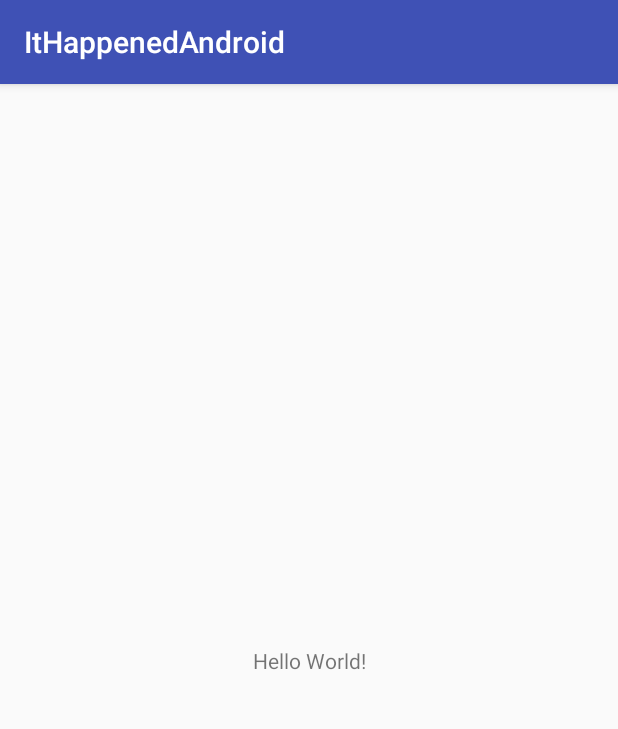
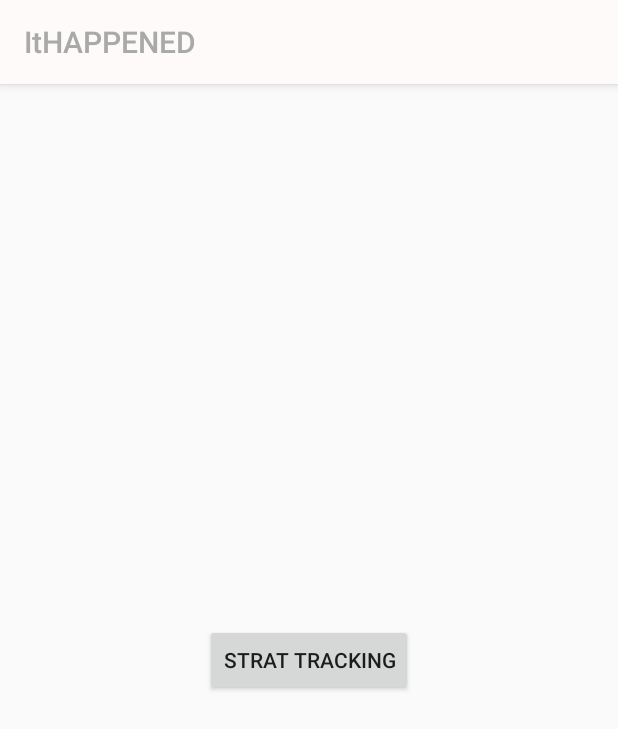
Before and after one commit to LeagueOfDevelopers/ItHappened, an Android app: the screen it shows after launch (MainActivity), on a phone screen of 412 x 824 dp. Shown: the top 729 px of the screen. Run offline under Robolectric (Android 15) with nearby library versions, the phone set to English and light mode, and no system bars.

Commit message:
add second activity

```diff
--- a/Android/ItHappenedAndroid/app/src/main/AndroidManifest.xml
+++ b/Android/ItHappenedAndroid/app/src/main/AndroidManifest.xml
@@ -9,13 +9,14 @@
         android:roundIcon="@mipmap/ic_launcher_round"
         android:supportsRtl="true"
         android:theme="@style/AppTheme">
-        <activity android:name=".MainActivity">
+        <activity android:name=".Activities.MainActivity">
             <intent-filter>
                 <action android:name="android.intent.action.MAIN" />
 
                 <category android:name="android.intent.category.LAUNCHER" />
             </intent-filter>
         </activity>
+        <activity android:name=".Activities.TrackingActivity"></activity>
     </application>
 
 </manifest>
--- /dev/null
+++ b/Android/ItHappenedAndroid/app/src/main/java/com/example/ithappenedandroid/Activities/MainActivity.java
@@ -0,0 +1,34 @@
+package com.example.ithappenedandroid.Activities;
+
+import android.content.Intent;
+import android.support.v7.app.AppCompatActivity;
+import android.os.Bundle;
+import android.view.View;
+import android.widget.Button;
+
+import com.example.ithappenedandroid.R;
+
+public class MainActivity extends AppCompatActivity {
+
+    Button startTrackingButton;
+
+    @Override
+    protected void onCreate(Bundle savedInstanceState) {
+        super.onCreate(savedInstanceState);
+        setContentView(R.layout.activity_main);
+
+        startTrackingButton = (Button) findViewById(R.id.startTrackingButton);
+        startTrackingButton.setOnClickListener(new View.OnClickListener() {
+            @Override
+            public void onClick(View view) {
+                Intent intent = new Intent(MainActivity.this, TrackingActivity.class);
+                startActivity(intent);
+            }
+        });
+    }
+
+    public void onClick(){
+        Intent intent = new Intent(getApplicationContext(), TrackingActivity.class);
+        startActivity(intent);
+    }
+}
--- /dev/null
+++ b/Android/ItHappenedAndroid/app/src/main/java/com/example/ithappenedandroid/Recyclers/TrackingsAdapter.java
@@ -0,0 +1,4 @@
+package com.example.ithappenedandroid.Recyclers;
+
+public class TrackingsAdapter {
+}
--- a/Android/ItHappenedAndroid/app/src/main/res/layout/activity_main.xml
+++ b/Android/ItHappenedAndroid/app/src/main/res/layout/activity_main.xml
@@ -4,15 +4,20 @@
     xmlns:tools="http://schemas.android.com/tools"
     android:layout_width="match_parent"
     android:layout_height="match_parent"
-    tools:context="com.example.ithappenedandroid.MainActivity">
+    tools:context="com.example.ithappenedandroid.Activities.MainActivity">
 
-    <TextView
+    <Button
+        android:id="@+id/startTrackingButton"
         android:layout_width="wrap_content"
         android:layout_height="wrap_content"
-        android:text="Hello World!"
+        android:text="@string/MainButton"
         app:layout_constraintBottom_toBottomOf="parent"
         app:layout_constraintLeft_toLeftOf="parent"
         app:layout_constraintRight_toRightOf="parent"
-        app:layout_constraintTop_toTopOf="parent" />
+        app:layout_constraintTop_toTopOf="parent"
+        tools:layout_constraintBottom_creator="1"
+        tools:layout_constraintLeft_creator="1"
+        tools:layout_constraintRight_creator="1"
+        tools:layout_constraintTop_creator="1" />
 
 </android.support.constraint.ConstraintLayout>
--- a/Android/ItHappenedAndroid/app/src/main/res/values/colors.xml
+++ b/Android/ItHappenedAndroid/app/src/main/res/values/colors.xml
@@ -1,6 +1,7 @@
 <?xml version="1.0" encoding="utf-8"?>
 <resources>
-    <color name="colorPrimary">#3F51B5</color>
-    <color name="colorPrimaryDark">#303F9F</color>
+    <color name="colorPrimary">#fffafa</color>
+    <color name="colorPrimaryDark">#A9A9A9</color>
     <color name="colorAccent">#FF4081</color>
+    <color name="actionbar_text_color">#A9A9A9</color>
 </resources>
--- a/Android/ItHappenedAndroid/app/src/main/res/values/strings.xml
+++ b/Android/ItHappenedAndroid/app/src/main/res/values/strings.xml
@@ -1,3 +1,4 @@
 <resources>
-    <string name="app_name">ItHappenedAndroid</string>
+    <string name="app_name">ItHAPPENED</string>
+    <string name="MainButton">Strat tracking</string>
 </resources>
--- a/Android/ItHappenedAndroid/app/src/main/res/values/styles.xml
+++ b/Android/ItHappenedAndroid/app/src/main/res/values/styles.xml
@@ -1,8 +1,17 @@
 <resources>
 
+
+    <style name="MyTitleTextStyle" parent="@style/TextAppearance.AppCompat.Widget.ActionBar.Title">
+    <item name="android:textColor">@color/colorPrimaryDark</item>
+</style>
+
+    <style name="MyActionBar" parent="@style/Widget.AppCompat.ActionBar.Solid">
+        <item name="titleTextStyle">@style/MyTitleTextStyle</item>
+    </style>
     <!-- Base application theme. -->
     <style name="AppTheme" parent="Theme.AppCompat.Light.DarkActionBar">
         <!-- Customize your theme here. -->
+        <item name="actionBarStyle">@style/MyActionBar</item>
         <item name="colorPrimary">@color/colorPrimary</item>
         <item name="colorPrimaryDark">@color/colorPrimaryDark</item>
         <item name="colorAccent">@color/colorAccent</item>
```
Also changed, not shown: Android/ItHappenedAndroid/app/src/main/java/com/example/ithappenedandroid/Activities/TrackingActivity.java (added, +13 -0 lines), Android/ItHappenedAndroid/app/src/main/java/com/example/ithappenedandroid/Fragments/TrackingsFragment.java (added, +22 -0 lines), Android/ItHappenedAndroid/app/src/main/java/com/example/ithappenedandroid/MainActivity.java (deleted, +0 -13 lines).
